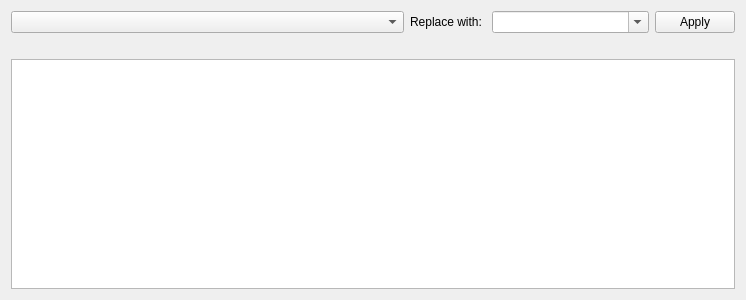
Old version of the form plugins/grepview/grepoutputview.ui in the repository KDE/kdevelop.
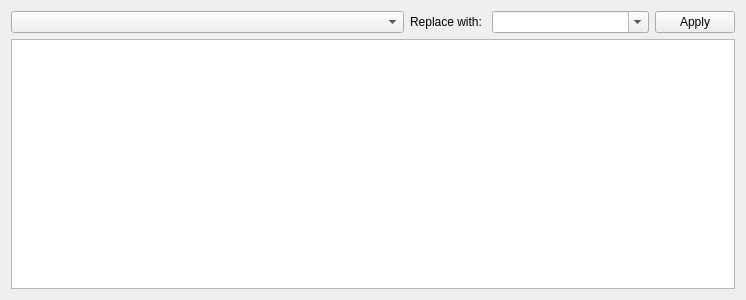
New version of the form. Custom widgets are drawn as their Qt base class.

Commit message: Status message moved to action bar

The edit to the form file:
```diff
--- a/plugins/grepview/grepoutputview.ui
+++ b/plugins/grepview/grepoutputview.ui
@@ -77,19 +77,6 @@
        </layout>
       </widget>
      </item>
-     <item>
-      <widget class="QLabel" name="messageLabel">
-       <property name="sizePolicy">
-        <sizepolicy hsizetype="Preferred" vsizetype="Preferred">
-         <horstretch>0</horstretch>
-         <verstretch>0</verstretch>
-        </sizepolicy>
-       </property>
-       <property name="text">
-        <string/>
-       </property>
-      </widget>
-     </item>
      <item>
       <widget class="QTreeView" name="resultsTreeView"/>
      </item>
```
The commit also changes 2 other files.
